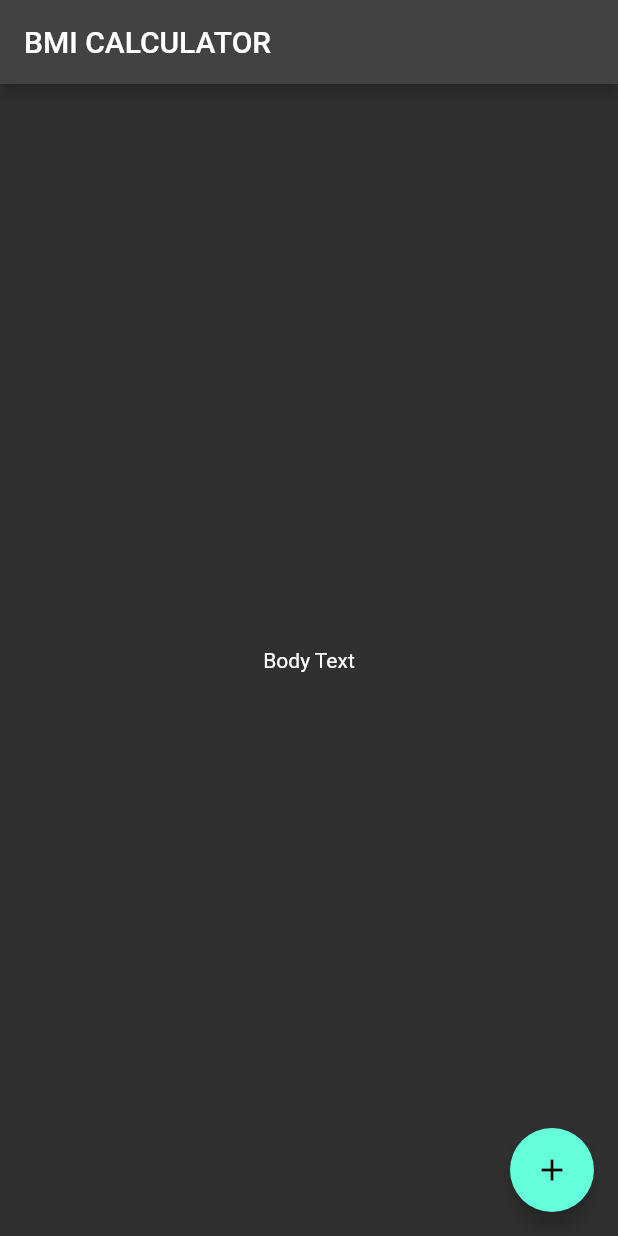
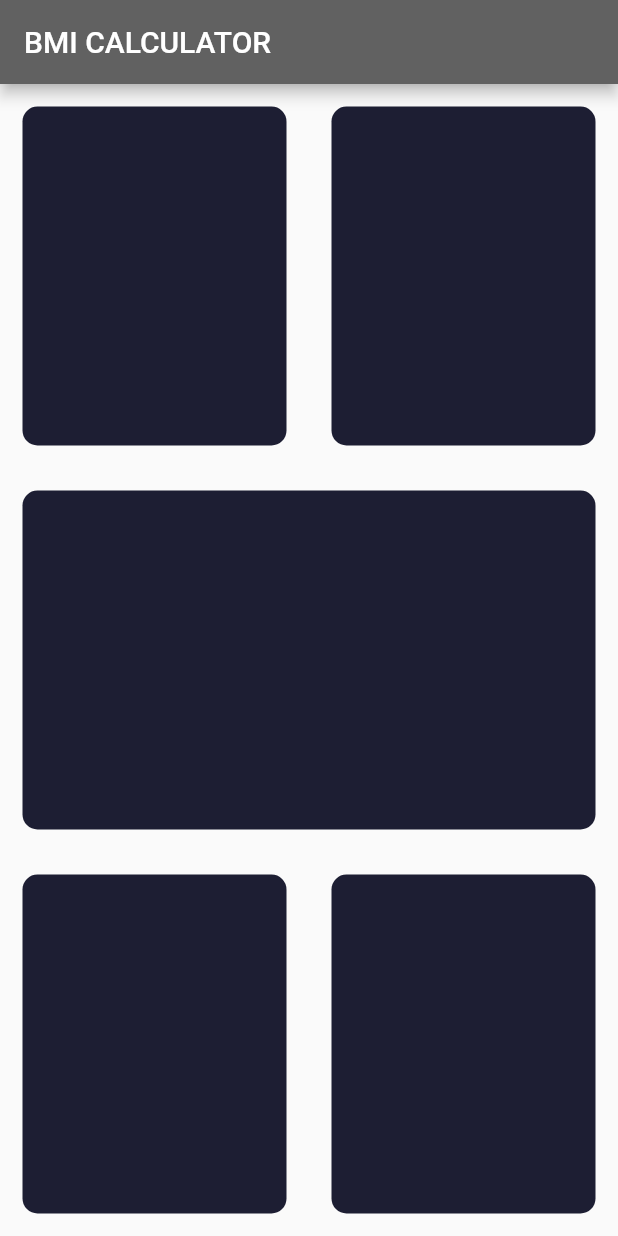
Before and after one commit to vitkovit/flutter_bmi_calculator_tvitkovi, a Flutter app: the screen it shows after launch, on a phone screen of 412 x 824 dp. Run offline on Flutter 3.47's test engine with Material 2 defaults, Android fonts, the phone set to English and light mode, and no system bars.

Commit message:
Commit before solving repetition

```diff
--- /dev/null
+++ b/lib/imput_page.dart
@@ -0,0 +1,26 @@
+import 'package:flutter/material.dart';
+
+class InputPage extends StatefulWidget {
+  @override
+  _InputPageState createState() => _InputPageState();
+}
+class _InputPageState extends State<InputPage> {
+  @override
+  Widget build(BuildContext context) {
+    return Scaffold(
+        appBar: AppBar(
+          title: Text('BMI CALCULATOR'),
+        ),
+        body: Center(
+          child: Text('Body Text'),
+        ),
+        floatingActionButton: Theme(
+          data: ThemeData.light(),
+          child: FloatingActionButton(
+            onPressed: () {},
+            child: Icon(Icons.add),
+          ),
+        )
+    );
+  }
+}
--- a/lib/main.dart
+++ b/lib/main.dart
@@ -1,4 +1,5 @@
 import 'package:flutter/material.dart';
+import 'imput_page.dart';
 
 void main() => runApp(BMICalculator());
 
@@ -6,8 +7,17 @@ class BMICalculator extends StatelessWidget {
   @override
   Widget build(BuildContext context) {
     return MaterialApp(
-      theme: ThemeData.dark(),
+      debugShowCheckedModeBanner: false,
+      // testing theme https://docs.flutter.dev/cookbook/design/themes
+      //copyWith will allow to rewrite
+      theme: ThemeData.dark().copyWith(
+        //TODO: app bar does not change color
+        // specific color are represented as ARGB Transparent RGB
+        primaryColor: const Color(0xFF0A0E21),
+        scaffoldBackgroundColor: const Color(0xFF0A0E21),
+        ),
       home: InputPage(),
+
     );
   }
 }
@@ -20,17 +30,85 @@ class InputPage extends StatefulWidget {
 class _InputPageState extends State<InputPage> {
   @override
   Widget build(BuildContext context) {
-    return Scaffold(
-      appBar: AppBar(
-        title: Text('BMI CALCULATOR'),
-      ),
-      body: Center(
-        child: Text('Body Text'),
-      ),
-      floatingActionButton: FloatingActionButton(
-        onPressed: () {  },
-        child: Icon(Icons.add),
-      ),
+    return MaterialApp(
+      debugShowCheckedModeBanner: false,
+      home: Scaffold(
+          // backgroundColor: Colors.grey.shade700,
+          appBar: AppBar(
+            backgroundColor: Colors.grey.shade700,
+            title: Text('BMI CALCULATOR'),
+          ),
+          body: Column(
+            children: <Widget>[
+              Expanded(
+                child: Row(
+                  children: <Widget>[
+                    Expanded(
+                      child: Container(
+                        margin: EdgeInsets.all(15),
+                        decoration: BoxDecoration(
+                          color: Color(0xff1D1E33),
+                          borderRadius: BorderRadius.circular(10.0),
+                        ),
+                      ),
+                    ),
+                    Expanded(
+                      child: Container(
+                        margin: EdgeInsets.all(15),
+                        decoration: BoxDecoration(
+                          color: Color(0xff1D1E33),
+                          borderRadius: BorderRadius.circular(10.0),
+                        ),
+                      ),
+                    ),
+                  ],
+                ),
+              ),
+              Expanded(
+                child: Container(
+                  margin: EdgeInsets.all(15),
+                  decoration: BoxDecoration(
+                    color: Color(0xff1D1E33),
+                    borderRadius: BorderRadius.circular(10.0),
+                  ),
+                ),
+              ),
+              Expanded(
+                child: Row(
+                  children: <Widget>[
+                    Expanded(
+                      child: Container(
+                        margin: EdgeInsets.all(15),
+                        decoration: BoxDecoration(
+                          color: Color(0xff1D1E33),
+                          borderRadius: BorderRadius.circular(10.0),
+                        ),
+                      ),
+                    ),
+                    Expanded(
+                      child: Container(
+                        margin: EdgeInsets.all(15),
+                        decoration: BoxDecoration(
+                          color: Color(0xff1D1E33),
+                          borderRadius: BorderRadius.circular(10.0),
+                        ),
+                      ),
+                    ),
+                  ],
+                ),
+              )
+            ],
+          )),
     );
   }
 }
+
+// Container(
+// margin: EdgeInsets.all(15),
+// decoration: BoxDecoration(
+// color: Color(0xff1D1E33),
+// borderRadius: BorderRadius.circular(10.0),
+// ),
+// height: 200,
+// width: 170,
+// ),
```
